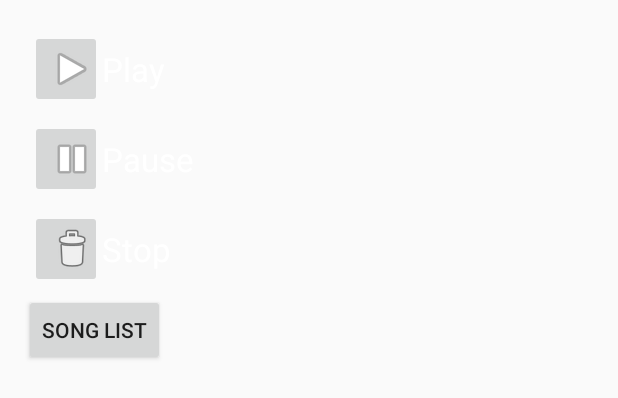
After one commit to BrentonWatt/AndroidProject, an Android app: the layout activity_music_player.xml on its own in the app's theme, with its tools: preview values and no code run, on a phone screen of 412 x 824 dp. The commit adds this screen. Shown: the top 398 px of the screen. Run offline under Robolectric (Android 15) with nearby library versions, the phone set to English and light mode, and no system bars.

Commit message:
Splitting Music Player from Song List

```diff
--- /dev/null
+++ b/app/src/main/res/layout/activity_music_player.xml
@@ -0,0 +1,85 @@
+<LinearLayout xmlns:android="http://schemas.android.com/apk/res/android"
+    xmlns:tools="http://schemas.android.com/tools" android:layout_width="match_parent"
+    android:layout_height="match_parent" android:paddingLeft="@dimen/activity_horizontal_margin"
+    android:paddingRight="@dimen/activity_horizontal_margin"
+    android:paddingTop="@dimen/activity_vertical_margin"
+    android:paddingBottom="@dimen/activity_vertical_margin"
+    tools:context="com.hazardous.musicplayer.MusicPlayer"
+    android:orientation="vertical">
+
+     <LinearLayout
+        android:orientation="horizontal"
+        android:layout_width="fill_parent"
+        android:layout_height="wrap_content"
+        android:padding="4dip"
+        >
+        <ImageButton android:id="@+id/play"
+            android:src="@android:drawable/ic_media_play"
+            android:layout_height="wrap_content"
+            android:layout_width="wrap_content"
+            android:paddingRight="4dip"
+            android:enabled="false"
+            />
+        <TextView
+            android:text="Play"
+            android:layout_width="fill_parent"
+            android:layout_height="fill_parent"
+            android:gravity="center_vertical"
+            android:layout_gravity="center_vertical"
+            android:textAppearance="?android:attr/textAppearanceLarge"
+            android:textColor="#FFF"
+            />
+    </LinearLayout>
+    <LinearLayout
+        android:orientation="horizontal"
+        android:layout_width="fill_parent"
+        android:layout_height="wrap_content"
+        android:padding="4dip"
+        >
+        <ImageButton android:id="@+id/pause"
+            android:src="@android:drawable/ic_media_pause"
+            android:layout_height="wrap_content"
+            android:layout_width="wrap_content"
+            android:paddingRight="4dip"
+            />
+        <TextView
+            android:text="Pause"
+            android:layout_width="fill_parent"
+            android:layout_height="fill_parent"
+            android:gravity="center_vertical"
+            android:layout_gravity="center_vertical"
+            android:textAppearance="?android:attr/textAppearanceLarge"
+            android:textColor="#FFF"
+            />
+    </LinearLayout>
+    <LinearLayout
+        android:orientation="horizontal"
+        android:layout_width="fill_parent"
+        android:layout_height="wrap_content"
+        android:padding="4dip"
+        >
+        <ImageButton android:id="@+id/stop"
+            android:src="@android:drawable/ic_menu_delete"
+            android:layout_height="wrap_content"
+            android:layout_width="wrap_content"
+            android:paddingRight="4dip"
+            />
+        <TextView
+            android:text="Stop"
+            android:layout_width="fill_parent"
+            android:layout_height="fill_parent"
+            android:gravity="center_vertical"
+            android:layout_gravity="center_vertical"
+            android:textAppearance="?android:attr/textAppearanceLarge"
+            android:textColor="#FFF"
+            />
+    </LinearLayout>
+
+    <Button
+        android:layout_width="wrap_content"
+        android:layout_height="wrap_content"
+        android:text="Song List"
+        android:id="@+id/btnList"
+        android:onClick="showSongList" />
+
+</LinearLayout>
--- a/app/src/main/res/values/strings.xml
+++ b/app/src/main/res/values/strings.xml
@@ -1,7 +1,8 @@
 <resources>
-    <string name="app_name">musicplayer</string>
+    <string name="app_name">Music Player</string>
     <string name="title_activity_main">MusicPlayer</string>
 
     <string name="hello_world">Hello world!</string>
     <string name="action_settings">Settings</string>
+    <string name="title_activity_music_player">Music Player</string>
 </resources>
```
Also changed, not shown: app/src/main/AndroidManifest.xml (+9 -14 lines), app/src/main/java/com/hazardous/musicplayer/AudioDemo.java (+8 -112 lines), app/src/main/java/com/hazardous/musicplayer/MusicPlayer.java (added, +154 -0 lines), app/src/main/res/layout/activity_main.xml (+1 -67 lines), app/src/main/res/menu/menu_music_player.xml (added, +7 -0 lines), 1 other file.
